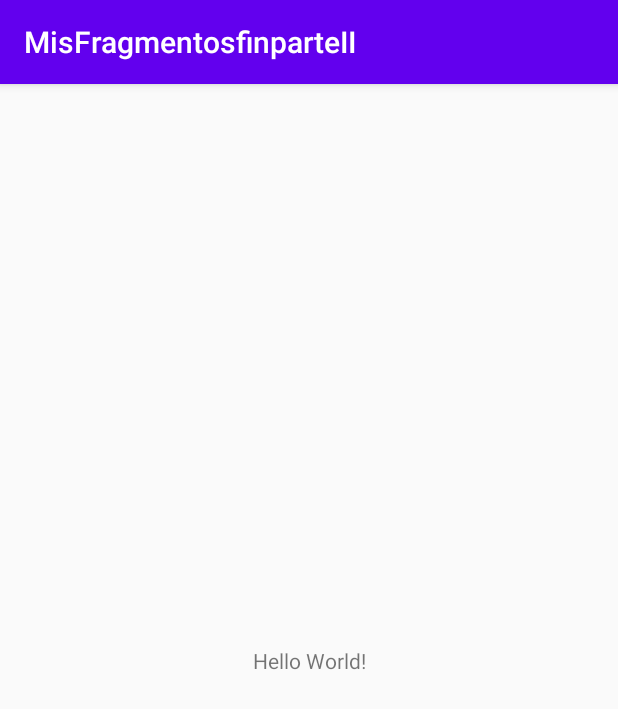
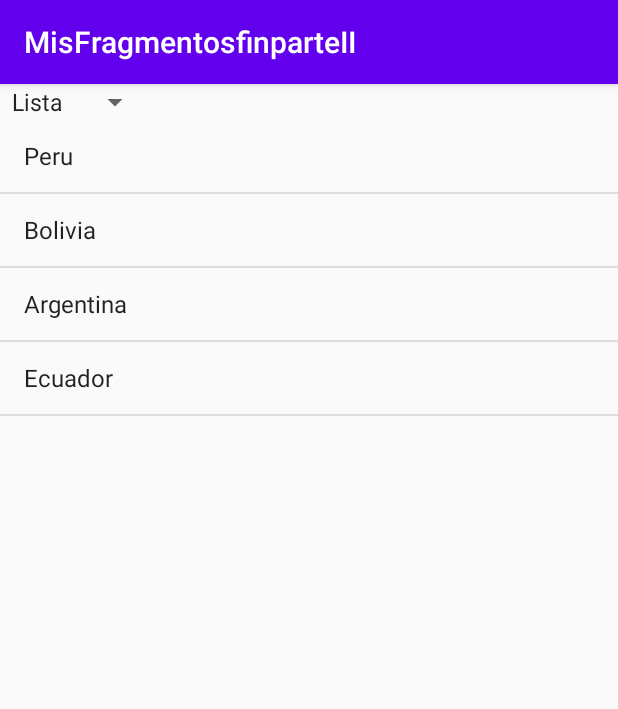
Before and after one commit to WCNosliwsys/MisFragmentosfinparteII, an Android app: the screen it shows after launch (MainActivity), on a phone screen of 412 x 824 dp. Shown: the top 709 px of the screen. Run offline under Robolectric (Android 15) with nearby library versions, the phone set to English and light mode, and no system bars.

Commit message:
Añadiendo el fragmento estatico usando listview

```diff
--- /dev/null
+++ b/app/src/main/java/com/example/misfragmentosfinparteii/ListaFragmento.java
@@ -0,0 +1,19 @@
+package com.example.misfragmentosfinparteii;
+
+import android.os.Bundle;
+import android.view.LayoutInflater;
+import android.view.View;
+import android.view.ViewGroup;
+
+import androidx.annotation.NonNull;
+import androidx.annotation.Nullable;
+import androidx.fragment.app.Fragment;
+
+public class ListaFragmento extends Fragment {
+    @Nullable
+    @Override
+    public View onCreateView(@NonNull LayoutInflater inflater, @Nullable ViewGroup container, @Nullable Bundle savedInstanceState) {
+        View view= inflater.inflate(R.layout.lista_fragmento,container,false);
+        return view;
+    }
+}
--- a/app/src/main/res/layout/activity_main.xml
+++ b/app/src/main/res/layout/activity_main.xml
@@ -1,18 +1,18 @@
 <?xml version="1.0" encoding="utf-8"?>
-<androidx.constraintlayout.widget.ConstraintLayout xmlns:android="http://schemas.android.com/apk/res/android"
+<LinearLayout xmlns:android="http://schemas.android.com/apk/res/android"
     xmlns:app="http://schemas.android.com/apk/res-auto"
     xmlns:tools="http://schemas.android.com/tools"
     android:layout_width="match_parent"
     android:layout_height="match_parent"
+    android:orientation="vertical"
     tools:context=".MainActivity">
-
-    <TextView
+    <Spinner
+        android:entries="@array/tipo"
         android:layout_width="wrap_content"
-        android:layout_height="wrap_content"
-        android:text="Hello World!"
-        app:layout_constraintBottom_toBottomOf="parent"
-        app:layout_constraintLeft_toLeftOf="parent"
-        app:layout_constraintRight_toRightOf="parent"
-        app:layout_constraintTop_toTopOf="parent" />
-
-</androidx.constraintlayout.widget.ConstraintLayout>
+        android:layout_height="wrap_content" />
+    <fragment
+        android:id="@+id/mifragment"
+        android:name="com.example.misfragmentosfinparteii.ListaFragmento"
+        android:layout_width="match_parent"
+        android:layout_height="match_parent"/>
+</LinearLayout>
--- /dev/null
+++ b/app/src/main/res/layout/lista_fragmento.xml
@@ -0,0 +1,12 @@
+<?xml version="1.0" encoding="utf-8"?>
+<LinearLayout xmlns:android="http://schemas.android.com/apk/res/android"
+    android:layout_width="match_parent"
+    android:layout_height="match_parent"
+    android:orientation="vertical">
+    <ListView
+        android:id="@+id/milista"
+        android:layout_width="match_parent"
+        android:layout_height="match_parent"
+        android:entries="@array/lista"
+        />
+</LinearLayout>
--- /dev/null
+++ b/app/src/main/res/values/datos.xml
@@ -0,0 +1,13 @@
+<?xml version="1.0" encoding="utf-8"?>
+<resources>
+    <string-array name="tipo">
+        <item>Lista</item>
+        <item>Grilla</item>
+    </string-array>
+    <string-array name="lista">
+        <item>Peru</item>
+        <item>Bolivia</item>
+        <item>Argentina</item>
+        <item>Ecuador</item>
+    </string-array>
+</resources>
```
